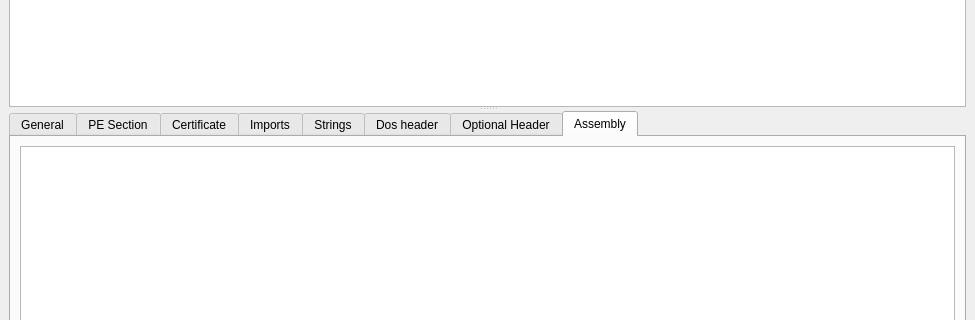
The window that mainwindow.ui (grzesiekkedzior/DriverSentinel) describes before a commit, drawn with Qt 5; both pictures show x 0 to 975 and y 131 to 451 of the 975 by 731 pixel window.
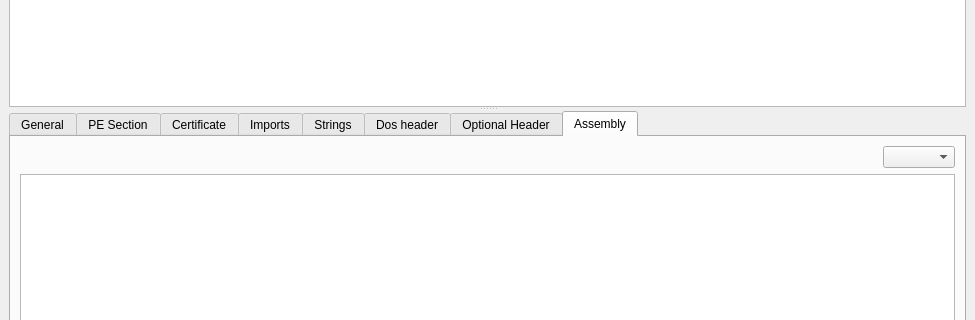
The same window after the commit.

Commit message: Add a choice of asm dialect mode.

What changed in the file:
```diff
--- a/mainwindow.ui
+++ b/mainwindow.ui
@@ -1594,6 +1594,26 @@
          <string>Assembly</string>
         </attribute>
         <layout class="QVBoxLayout" name="verticalLayout_11">
+         <item>
+          <layout class="QGridLayout" name="gridLayout_3">
+           <item row="0" column="1">
+            <widget class="QComboBox" name="dialectComboBox"/>
+           </item>
+           <item row="0" column="0">
+            <spacer name="horizontalSpacer_2">
+             <property name="orientation">
+              <enum>Qt::Orientation::Horizontal</enum>
+             </property>
+             <property name="sizeHint" stdset="0">
+              <size>
+               <width>40</width>
+               <height>20</height>
+              </size>
+             </property>
+            </spacer>
+           </item>
+          </layout>
+         </item>
          <item>
           <widget class="QTableView" name="tableViewAsm">
            <property name="sizePolicy">
```
The commit also changes 2 other files.
